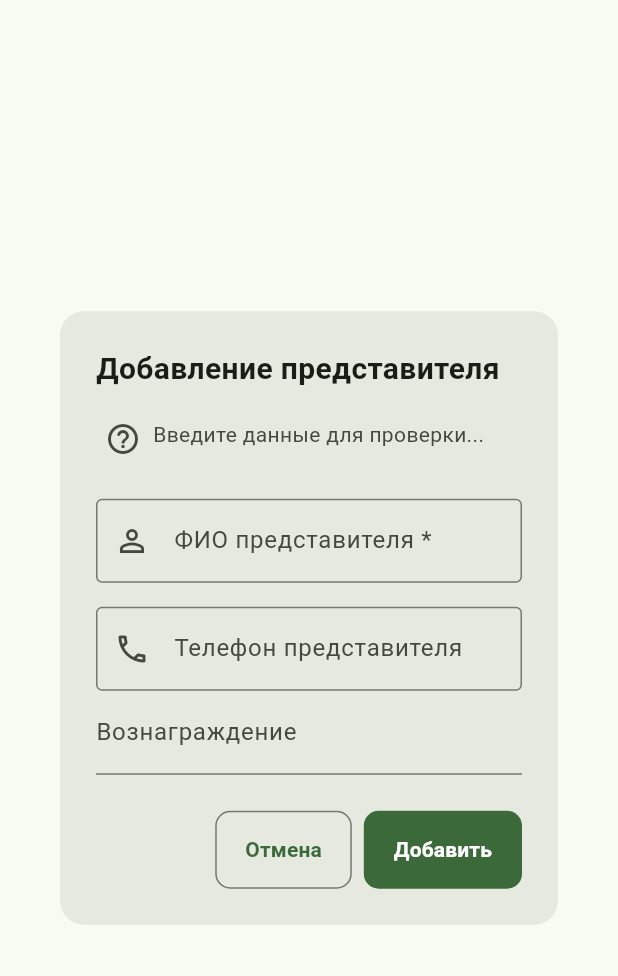
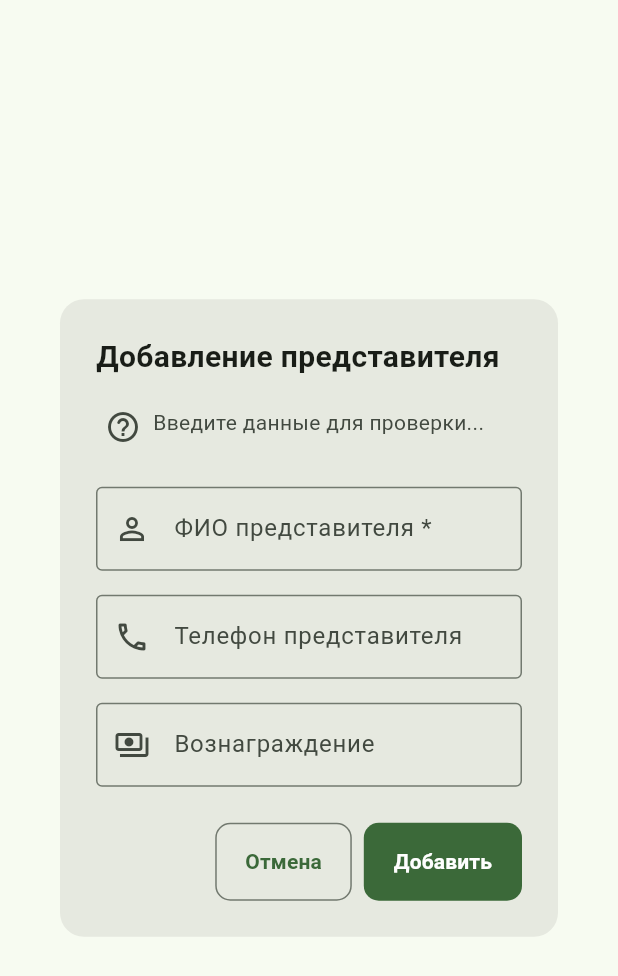
Before and after one commit to boradydev/mountain_fairytale, a Flutter app: the SalesRepDialog widget shown alone on an empty page, opened directly, on a phone screen of 412 x 824 dp. Shown: the top 976 px of the screen. Run offline on Flutter 3.47's test engine with Material 3 defaults, Android fonts, the phone set to English and light mode, and no system bars; our stand-ins replace pdf, printing, shared_preferences; missing offline and left inert: window_manager; accounts and stored records are empty; generated files the repository leaves out were written again.

Commit message:
refactor: Enhance UI for commission input in SalesRepDialog
- Add a vertical spacer before the commission input field.
- Update `TextFormField` to use `OutlineInputBorder` for consistency with other inputs.
- Add `payments_outlined` prefix icon to the commission field.
- Improve formatting of `keyboardType` parameters.

```diff
--- a/lib/presentation/screens/delivery_days_screen/sales_rep_dialog.dart
+++ b/lib/presentation/screens/delivery_days_screen/sales_rep_dialog.dart
@@ -216,11 +216,16 @@ class _SalesRepDialogState extends State<SalesRepDialog> {
             prefixIcon: Icon(Icons.phone_outlined),
           ),
         ),
+        const SizedBox(height: 16),
         TextFormField(
           controller: _commissionPercentController,
-          keyboardType: const TextInputType.numberWithOptions(decimal: true),
+          keyboardType: const TextInputType.numberWithOptions(
+            decimal: true,
+          ),
           decoration: const InputDecoration(
             labelText: 'Вознаграждение',
+            border: OutlineInputBorder(),
+            prefixIcon: Icon(Icons.payments_outlined),
             suffixText: '%',
           ),
           validator: (value) {
```
